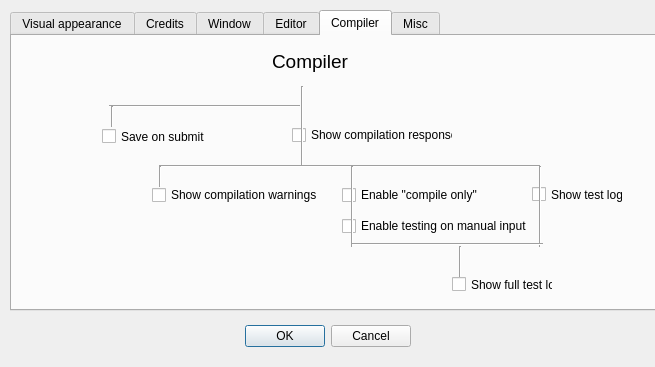
Qt form shopdialog.ui (ppershing/ksp-editor) before a commit.
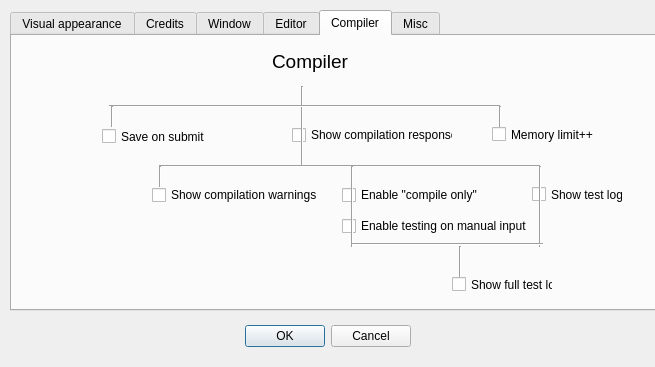
The same form after that commit. The open tabs and pages were chosen to show the change.

Commit message: memory limit upgrade

What changed in the file:
```diff
--- a/shopdialog.ui
+++ b/shopdialog.ui
@@ -1092,7 +1092,7 @@
       <rect>
        <x>97</x>
        <y>60</y>
-       <width>191</width>
+       <width>391</width>
        <height>20</height>
       </rect>
      </property>
@@ -1178,6 +1178,32 @@
       <enum>Qt::Vertical</enum>
      </property>
     </widget>
+    <widget class="Line" name="line_35">
+     <property name="geometry">
+      <rect>
+       <x>480</x>
+       <y>70</y>
+       <width>16</width>
+       <height>21</height>
+      </rect>
+     </property>
+     <property name="orientation">
+      <enum>Qt::Vertical</enum>
+     </property>
+    </widget>
+    <widget class="QCheckBox" name="checkBoxMemoryLimit">
+     <property name="geometry">
+      <rect>
+       <x>480</x>
+       <y>90</y>
+       <width>121</width>
+       <height>17</height>
+      </rect>
+     </property>
+     <property name="text">
+      <string>Memory limit++</string>
+     </property>
+    </widget>
    </widget>
    <widget class="QWidget" name="tab_3">
     <attribute name="title">
```
Left out of the diff: 2 changed lines with no effect on the pictures. The commit also changes 3 other files.
